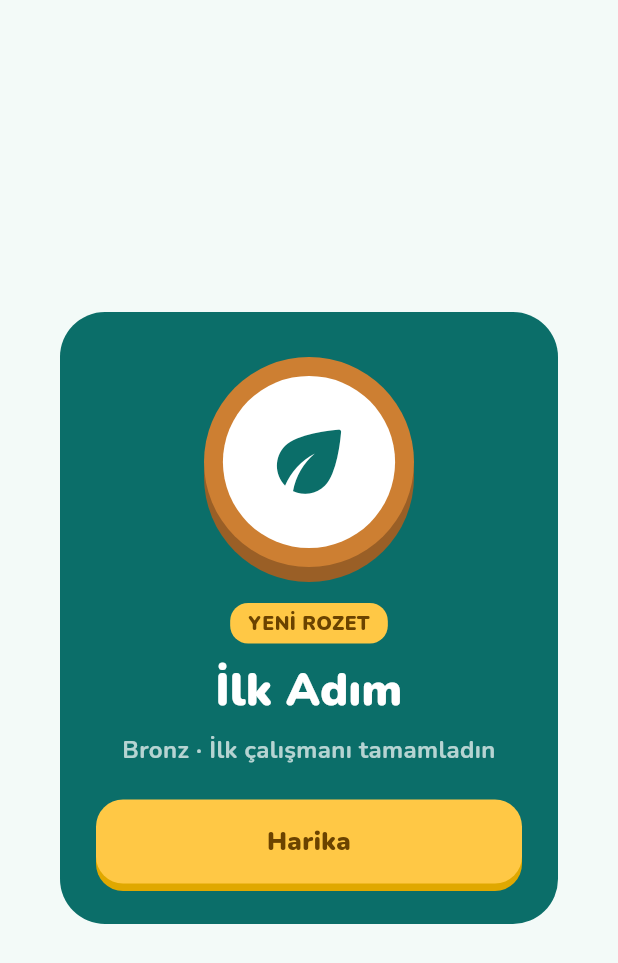
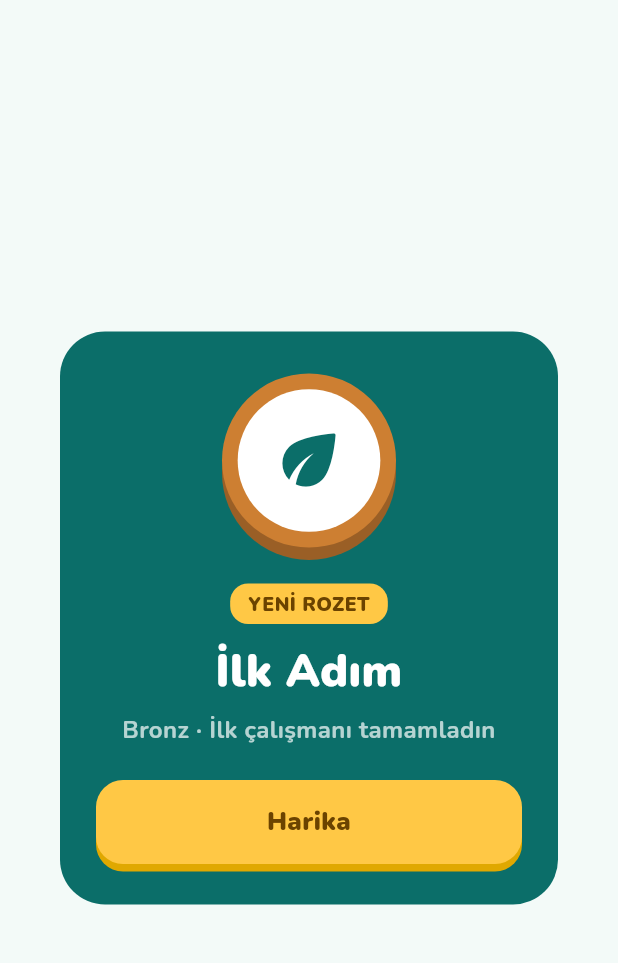
Before and after one commit to umitvatansever0/mobile-app-english-language, a Flutter app: the _BadgeDialog widget shown alone on an empty page, opened directly with sample values from the repository, on a phone screen of 412 x 824 dp. Shown: the top 963 px of the screen. Run offline on Flutter 3.47's test engine with Material 3 defaults, Android fonts, the phone set to English and light mode, and no system bars; our stand-ins replace flutter_tts, google_mobile_ads, shared_preferences, sqflite; missing offline and left inert: purchases_flutter; accounts and stored records are empty.

Commit message:
fix: session dispose context lookup, badge dialog overflow, word status colors
Found by the emulator screen tour.

Co-Authored-By: Claude Opus 5.5 <noreply@anthropic.com>
Claude-Session: https://claude.ai/code/session_01GU8uYh3sDTMyAoALWoNYWb

```diff
--- a/lib/screens/result_screen.dart
+++ b/lib/screens/result_screen.dart
@@ -213,10 +213,10 @@ class _BadgeDialog extends StatelessWidget {
   Widget build(BuildContext context) => Dialog(
         backgroundColor: AppColors.tealDeep,
         shape: RoundedRectangleBorder(borderRadius: BorderRadius.circular(30)),
-        child: Padding(
-          padding: const EdgeInsets.fromLTRB(24, 30, 24, 22),
+        child: SingleChildScrollView(
+          padding: const EdgeInsets.fromLTRB(24, 28, 24, 22),
           child: Column(mainAxisSize: MainAxisSize.min, children: [
-            BadgeMedal(badge: badge, size: 140),
+            BadgeMedal(badge: badge, size: 116),
             const SizedBox(height: 24),
             const Tag('YENİ ROZET'),
             const SizedBox(height: 10),
--- a/lib/screens/session_screen.dart
+++ b/lib/screens/session_screen.dart
@@ -65,13 +65,15 @@ class _SessionScreenState extends State<SessionScreen> {
   List<String> _choices = const [];
   bool _saving = false;
 
-  AppState get _app => context.read<AppState>();
+  // dispose() içinde context kullanılamaz; referansı baştan sakla.
+  late final AppState _app;
   Word get _w => _words[_i];
   bool get _reverse => widget.mode == StudyMode.typeEn || widget.mode == StudyMode.listen;
 
   @override
   void initState() {
     super.initState();
+    _app = context.read<AppState>();
     WidgetsBinding.instance.addPostFrameCallback((_) => _prepareCard());
   }
 
--- a/lib/screens/words_screen.dart
+++ b/lib/screens/words_screen.dart
@@ -193,11 +193,11 @@ class _WordRow extends StatelessWidget {
             Container(
               padding: const EdgeInsets.symmetric(horizontal: 10, vertical: 4),
               decoration: BoxDecoration(
-                color: mastered ? AppColors.success.withValues(alpha: 0.15) : cs.primaryContainer,
+                color: mastered ? AppColors.success.withValues(alpha: 0.15) : AppColors.tealSoft,
                 borderRadius: BorderRadius.circular(12),
               ),
               child: Text(mastered ? 'Ustalaştı' : 'Öğreniyor',
-                  style: TextStyle(color: mastered ? AppColors.success : cs.primary, fontSize: 13)),
+                  style: TextStyle(color: mastered ? AppColors.emeraldDeep : AppColors.tealDeep, fontSize: 13, fontWeight: FontWeight.w800)),
             ),
         ]),
       ),
```
